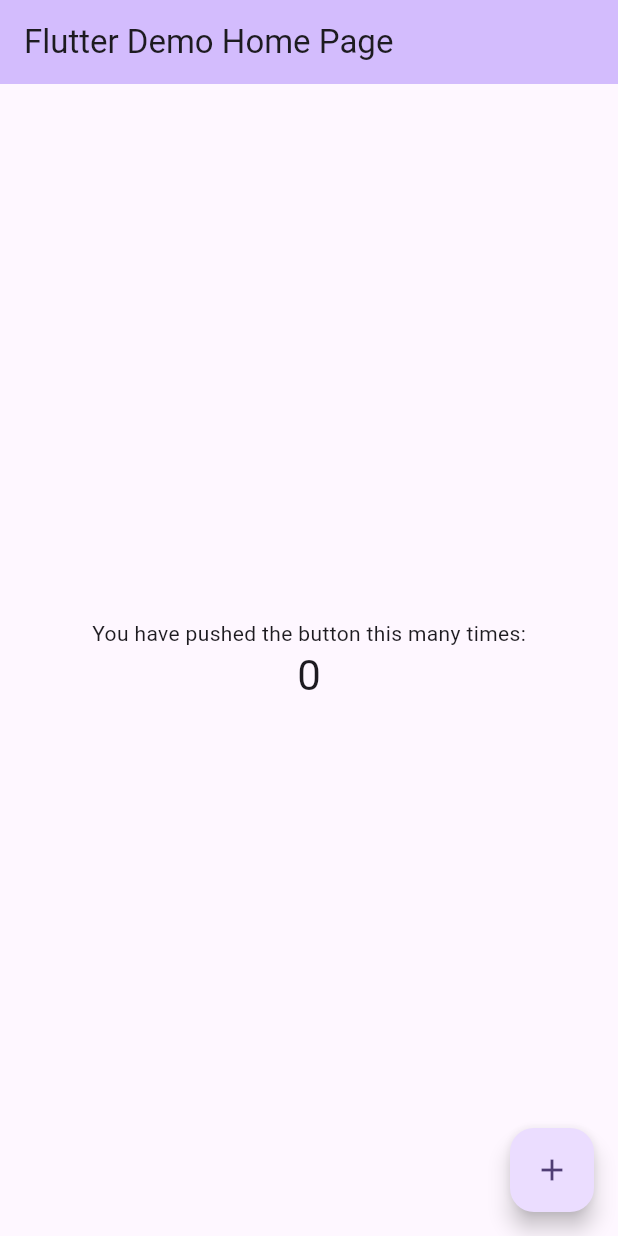
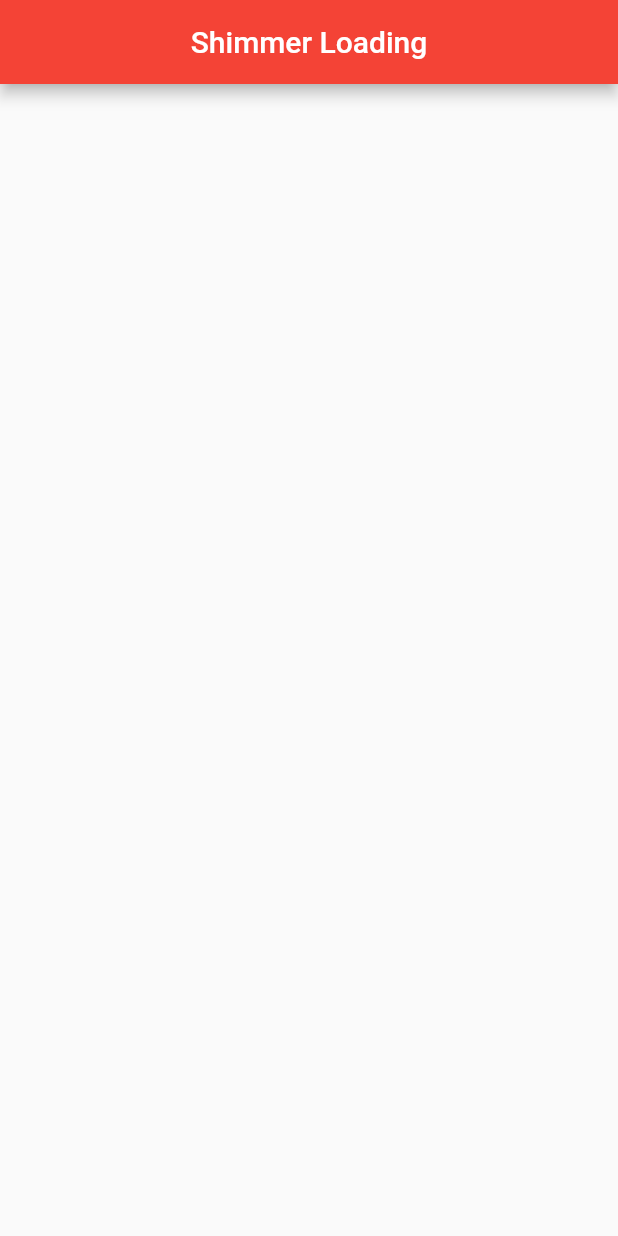
Before and after one commit to Delarram/shimmer, a Flutter app: the screen it shows after launch, on a phone screen of 412 x 824 dp. Run offline on Flutter 3.47's test engine with Material 2 defaults, Android fonts, the phone set to English and light mode, and no system bars.

Commit message:
added nature model

```diff
--- a/lib/main.dart
+++ b/lib/main.dart
@@ -1,125 +1,22 @@
 import 'package:flutter/material.dart';
+import 'package:shimmerflutter/page/shimmer_page.dart';
+
 
 void main() {
   runApp(const MyApp());
 }
 
 class MyApp extends StatelessWidget {
-  const MyApp({super.key});
+  const MyApp({Key? key}) : super(key: key);
 
-  // This widget is the root of your application.
   @override
   Widget build(BuildContext context) {
     return MaterialApp(
-      title: 'Flutter Demo',
+      debugShowCheckedModeBanner: false,
       theme: ThemeData(
-        // This is the theme of your application.
-        //
-        // TRY THIS: Try running your application with "flutter run". You'll see
-        // the application has a blue toolbar. Then, without quitting the app,
-        // try changing the seedColor in the colorScheme below to Colors.green
-        // and then invoke "hot reload" (save your changes or press the "hot
-        // reload" button in a Flutter-supported IDE, or press "r" if you used
-        // the command line to start the app).
-        //
-        // Notice that the counter didn't reset back to zero; the application
-        // state is not lost during the reload. To reset the state, use hot
-        // restart instead.
-        //
-        // This works for code too, not just values: Most code changes can be
-        // tested with just a hot reload.
-        colorScheme: ColorScheme.fromSeed(seedColor: Colors.deepPurple),
-        useMaterial3: true,
+        primarySwatch: Colors.red,
       ),
-      home: const MyHomePage(title: 'Flutter Demo Home Page'),
+      home: const ShimmerPage(),
     );
   }
 }
-
-class MyHomePage extends StatefulWidget {
-  const MyHomePage({super.key, required this.title});
-
-  // This widget is the home page of your application. It is stateful, meaning
-  // that it has a State object (defined below) that contains fields that affect
-  // how it looks.
-
-  // This class is the configuration for the state. It holds the values (in this
-  // case the title) provided by the parent (in this case the App widget) and
-  // used by the build method of the State. Fields in a Widget subclass are
-  // always marked "final".
-
-  final String title;
-
-  @override
-  State<MyHomePage> createState() => _MyHomePageState();
-}
-
-class _MyHomePageState extends State<MyHomePage> {
-  int _counter = 0;
-
-  void _incrementCounter() {
-    setState(() {
-      // This call to setState tells the Flutter framework that something has
-      // changed in this State, which causes it to rerun the build method below
-      // so that the display can reflect the updated values. If we changed
-      // _counter without calling setState(), then the build method would not be
-      // called again, and so nothing would appear to happen.
-      _counter++;
-    });
-  }
-
-  @override
-  Widget build(BuildContext context) {
-    // This method is rerun every time setState is called, for instance as done
-    // by the _incrementCounter method above.
-    //
-    // The Flutter framework has been optimized to make rerunning build methods
-    // fast, so that you can just rebuild anything that needs updating rather
-    // than having to individually change instances of widgets.
-    return Scaffold(
-      appBar: AppBar(
-        // TRY THIS: Try changing the color here to a specific color (to
-        // Colors.amber, perhaps?) and trigger a hot reload to see the AppBar
-        // change color while the other colors stay the same.
-        backgroundColor: Theme.of(context).colorScheme.inversePrimary,
-        // Here we take the value from the MyHomePage object that was created by
-        // the App.build method, and use it to set our appbar title.
-        title: Text(widget.title),
-      ),
-      body: Center(
-        // Center is a layout widget. It takes a single child and positions it
-        // in the middle of the parent.
-        child: Column(
-          // Column is also a layout widget. It takes a list of children and
-          // arranges them vertically. By default, it sizes itself to fit its
-          // children horizontally, and tries to be as tall as its parent.
-          //
-          // Column has various properties to control how it sizes itself and
-          // how it positions its children. Here we use mainAxisAlignment to
-          // center the children vertically; the main axis here is the vertical
-          // axis because Columns are vertical (the cross axis would be
-          // horizontal).
-          //
-          // TRY THIS: Invoke "debug painting" (choose the "Toggle Debug Paint"
-          // action in the IDE, or press "p" in the console), to see the
-          // wireframe for each widget.
-          mainAxisAlignment: MainAxisAlignment.center,
-          children: <Widget>[
-            const Text(
-              'You have pushed the button this many times:',
-            ),
-            Text(
-              '$_counter',
-              style: Theme.of(context).textTheme.headlineMedium,
-            ),
-          ],
-        ),
-      ),
-      floatingActionButton: FloatingActionButton(
-        onPressed: _incrementCounter,
-        tooltip: 'Increment',
-        child: const Icon(Icons.add),
-      ), // This trailing comma makes auto-formatting nicer for build methods.
-    );
-  }
-}
--- /dev/null
+++ b/lib/model/nature.dart
@@ -0,0 +1,13 @@
+class Nature {
+  final String name;
+
+  final String description;
+
+  final String url;
+
+  Nature(
+      this.name,
+      this.description,
+      this.url,
+      );
+}
--- /dev/null
+++ b/lib/page/shimmer_page.dart
@@ -0,0 +1,53 @@
+import 'package:flutter/material.dart';
+
+import '../model/nature.dart';
+
+class ShimmerPage extends StatefulWidget {
+  const ShimmerPage({Key? key}) : super(key: key);
+
+  @override
+  State<ShimmerPage> createState() => _ShimmerPageState();
+}
+
+class _ShimmerPageState extends State<ShimmerPage> {
+  List<Nature> natureList = [
+    Nature("Sea View", "Sea view resort",
+        "https://images.unsplash.com/photo-1589779677460-a15b5b5790ce?ixlib=rb-1.2.1&ixid=MnwxMjA3fDB8MHxwaG90by1wYWdlfHx8fGVufDB8fHx8&auto=format&fit=crop&w=871&q=80"),
+    Nature("Awesome Nature", "Orange color fish with attractive look & fill",
+        "https://images.unsplash.com/photo-1520301255226-bf5f144451c1?ixlib=rb-1.2.1&ixid=MnwxMjA3fDB8MHxwaG90by1wYWdlfHx8fGVufDB8fHx8&auto=format&fit=crop&w=873&q=80"),
+    Nature("Yellow Fish", "Yellow Fish in blue water",
+        "https://images.unsplash.com/photo-1504472478235-9bc48ba4d60f?ixlib=rb-1.2.1&ixid=MnwxMjA3fDB8MHxwaG90by1wYWdlfHx8fGVufDB8fHx8&auto=format&fit=crop&w=871&q=80"),
+    Nature("Orange Fish", "Orange Fish in blue water",
+        "https://images.unsplash.com/photo-1535591273668-578e31182c4f?ixlib=rb-1.2.1&ixid=MnwxMjA3fDB8MHxwaG90by1wYWdlfHx8fGVufDB8fHx8&auto=format&fit=crop&w=870&q=80"),
+    Nature("Nature 1", "Nice tree in the nature",
+        "https://images.unsplash.com/photo-1624964562918-0b8cf87deee6?ixlib=rb-1.2.1&ixid=MnwxMjA3fDB8MHxwaG90by1wYWdlfHx8fGVufDB8fHx8&auto=format&fit=crop&w=870&q=80"),
+    Nature("Sea Nature", "Nice beach nature",
+        "https://images.unsplash.com/photo-1597499216184-b56bf75f84c4?ixlib=rb-1.2.1&ixid=MnwxMjA3fDB8MHxwaG90by1wYWdlfHx8fGVufDB8fHx8&auto=format&fit=crop&w=870&q=80"),
+    Nature("Awesome Beach", "Beach with trees",
+        "https://images.unsplash.com/photo-1509057095372-215f8cc53d1a?ixlib=rb-1.2.1&ixid=MnwxMjA3fDB8MHxwaG90by1wYWdlfHx8fGVufDB8fHx8&auto=format&fit=crop&w=874&q=80"),
+    Nature("Blue Nature", "Beach with blue water",
+        "https://images.unsplash.com/photo-1558102822-da570eb113ed?ixlib=rb-1.2.1&ixid=MnwxMjA3fDB8MHxwaG90by1wYWdlfHx8fGVufDB8fHx8&auto=format&fit=crop&w=870&q=80"),
+    Nature("Sea Nature 2", "Awesome beach with trees",
+        "https://images.unsplash.com/photo-1545579133-99bb5ab189bd?ixlib=rb-1.2.1&ixid=MnwxMjA3fDB8MHxwaG90by1wYWdlfHx8fGVufDB8fHx8&auto=format&fit=crop&w=870&q=80"),
+  ];
+
+  @override
+  Widget build(BuildContext context) {
+    return Scaffold(
+      appBar: AppBar(
+        centerTitle: true,
+        title: const Text("Shimmer Loading"),
+      ),
+      body: ListView(
+        shrinkWrap: true,
+        children: natureList.map((Nature nature) {
+          return Container(
+            margin: const EdgeInsets.only(left: 20, right: 20, top: 10),
+            height: 70.0,
+
+          );
+        }).toList(),
+      ),
+    );
+  }
+}
```
